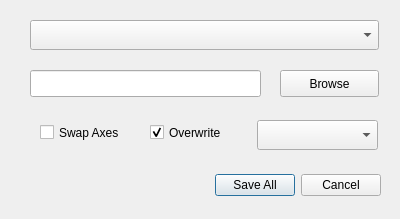
First picture: the form in isis_imaging/gui/ui/save_dialog.ui, repository mantidproject/mantidimaging, before the edit.
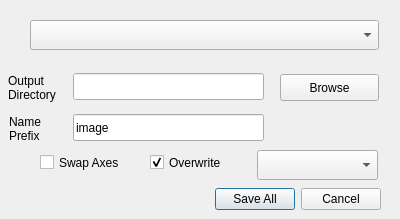
Second picture: the form after the edit.

Commit message: Fixed IO test, added prefix functionality to save dialogue

```diff
--- a/isis_imaging/gui/ui/save_dialog.ui
+++ b/isis_imaging/gui/ui/save_dialog.ui
@@ -17,7 +17,7 @@
    <property name="geometry">
     <rect>
      <x>110</x>
-     <y>169</y>
+     <y>183</y>
      <width>271</width>
      <height>32</height>
     </rect>
@@ -32,18 +32,21 @@
   <widget class="QLineEdit" name="savePath">
    <property name="geometry">
     <rect>
-     <x>30</x>
-     <y>70</y>
-     <width>231</width>
+     <x>73</x>
+     <y>73</y>
+     <width>191</width>
      <height>27</height>
     </rect>
    </property>
+   <property name="text">
+    <string/>
+   </property>
   </widget>
   <widget class="QPushButton" name="browseButton">
    <property name="geometry">
     <rect>
      <x>280</x>
-     <y>70</y>
+     <y>74</y>
      <width>99</width>
      <height>27</height>
     </rect>
@@ -56,7 +59,7 @@
    <property name="geometry">
     <rect>
      <x>257</x>
-     <y>120</y>
+     <y>150</y>
      <width>121</width>
      <height>30</height>
     </rect>
@@ -76,7 +79,7 @@
    <property name="geometry">
     <rect>
      <x>40</x>
-     <y>120</y>
+     <y>150</y>
      <width>96</width>
      <height>25</height>
     </rect>
@@ -89,7 +92,7 @@
    <property name="geometry">
     <rect>
      <x>150</x>
-     <y>120</y>
+     <y>150</y>
      <width>96</width>
      <height>25</height>
     </rect>
@@ -101,6 +104,47 @@
     <bool>true</bool>
    </property>
   </widget>
+  <widget class="QLineEdit" name="namePrefix">
+   <property name="geometry">
+    <rect>
+     <x>73</x>
+     <y>114</y>
+     <width>191</width>
+     <height>27</height>
+    </rect>
+   </property>
+   <property name="text">
+    <string>image</string>
+   </property>
+  </widget>
+  <widget class="QLabel" name="label">
+   <property name="geometry">
+    <rect>
+     <x>9</x>
+     <y>114</y>
+     <width>60</width>
+     <height>30</height>
+    </rect>
+   </property>
+   <property name="text">
+    <string>Name
+Prefix</string>
+   </property>
+  </widget>
+  <widget class="QLabel" name="label_2">
+   <property name="geometry">
+    <rect>
+     <x>8</x>
+     <y>73</y>
+     <width>60</width>
+     <height>30</height>
+    </rect>
+   </property>
+   <property name="text">
+    <string>Output
+Directory</string>
+   </property>
+  </widget>
  </widget>
  <resources/>
  <connections>
```
The commit also changes 9 other files.
